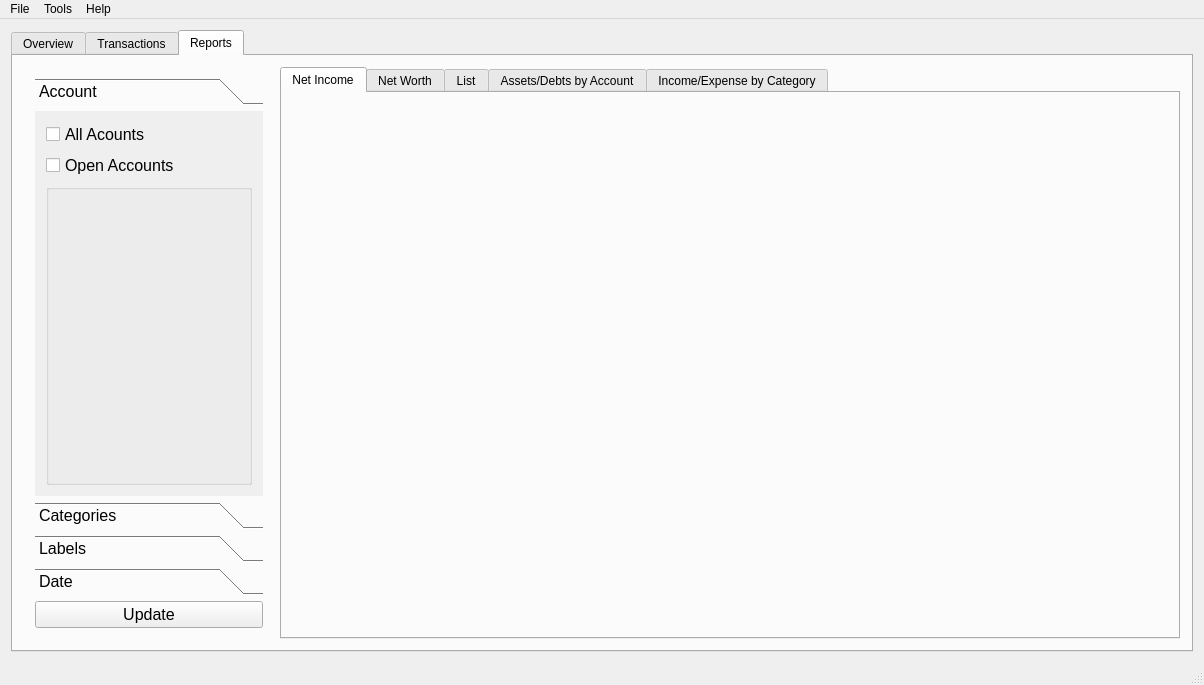
Qt form transactionmanager.ui (tallest4eva/qt-TransactionManager) before a commit.
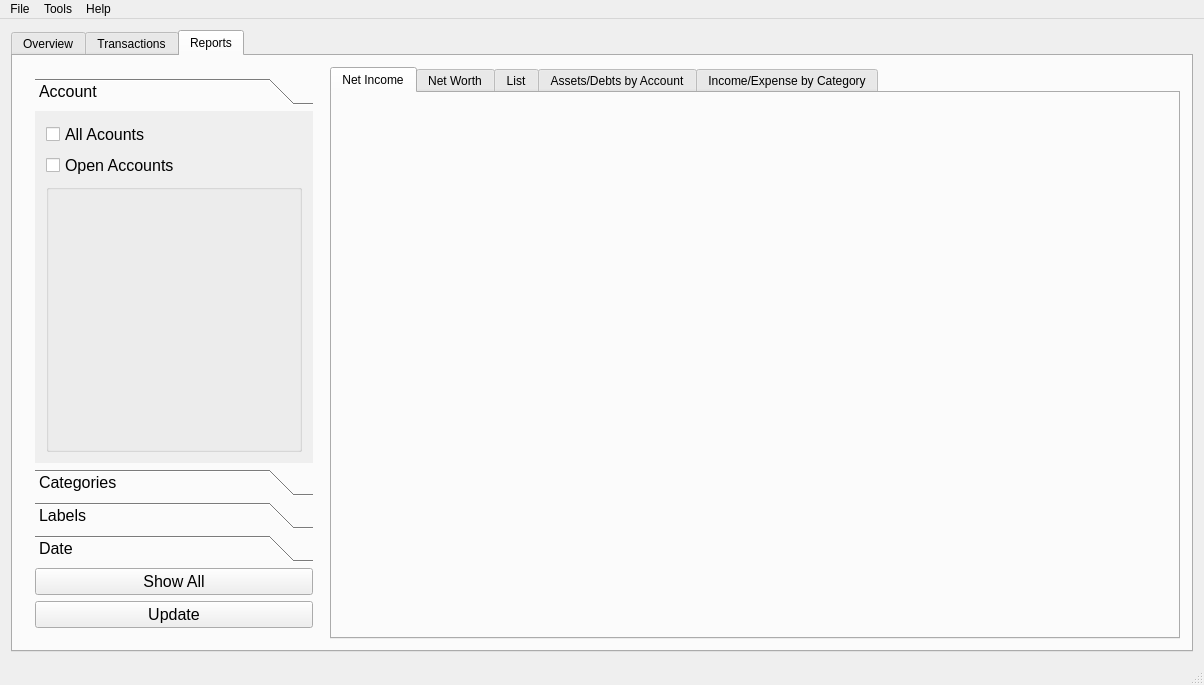
The same form after that commit. The open tabs and pages were chosen to show the change.

Patch:
```diff
--- a/transactionmanager.ui
+++ b/transactionmanager.ui
@@ -576,7 +576,7 @@
          <widget class="QWidget" name="reportSelectWidget" native="true">
           <property name="minimumSize">
            <size>
-            <width>250</width>
+            <width>300</width>
             <height>0</height>
            </size>
           </property>
@@ -608,8 +608,8 @@
                <rect>
                 <x>0</x>
                 <y>0</y>
-                <width>232</width>
-                <height>405</height>
+                <width>282</width>
+                <height>370</height>
                </rect>
               </property>
               <attribute name="label">
@@ -840,6 +840,18 @@
              </widget>
             </widget>
            </item>
+           <item>
+            <widget class="QPushButton" name="reportAllButton">
+             <property name="font">
+              <font>
+               <pointsize>12</pointsize>
+              </font>
+             </property>
+             <property name="text">
+              <string>Show All</string>
+             </property>
+            </widget>
+           </item>
            <item>
             <widget class="QPushButton" name="reportSelectButton">
              <property name="font">
```
Left out of the diff: 20 changed lines with no effect on the pictures.
